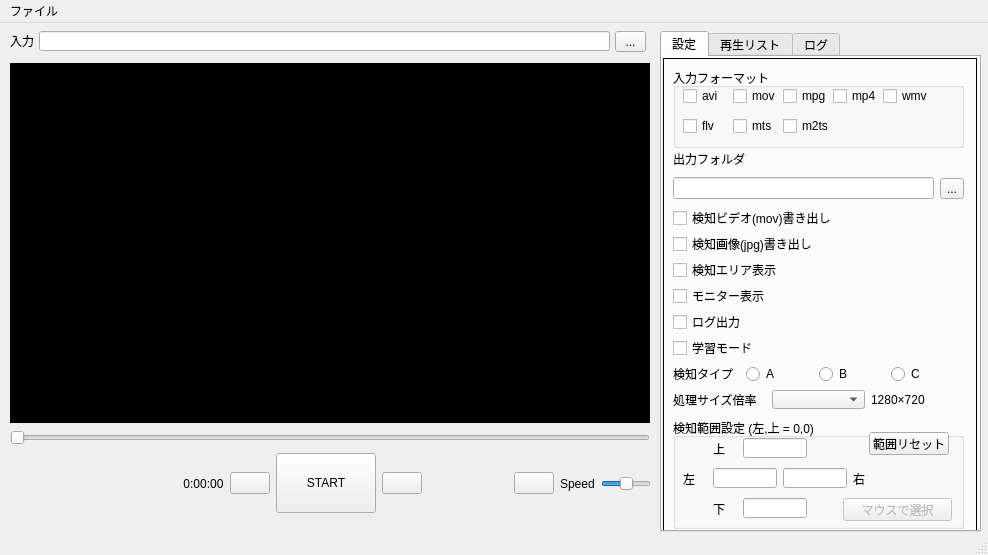
This is video_detectUI.ui in tmizu23/video_detect as Qt 5 draws it before an edit. The edited form follows.
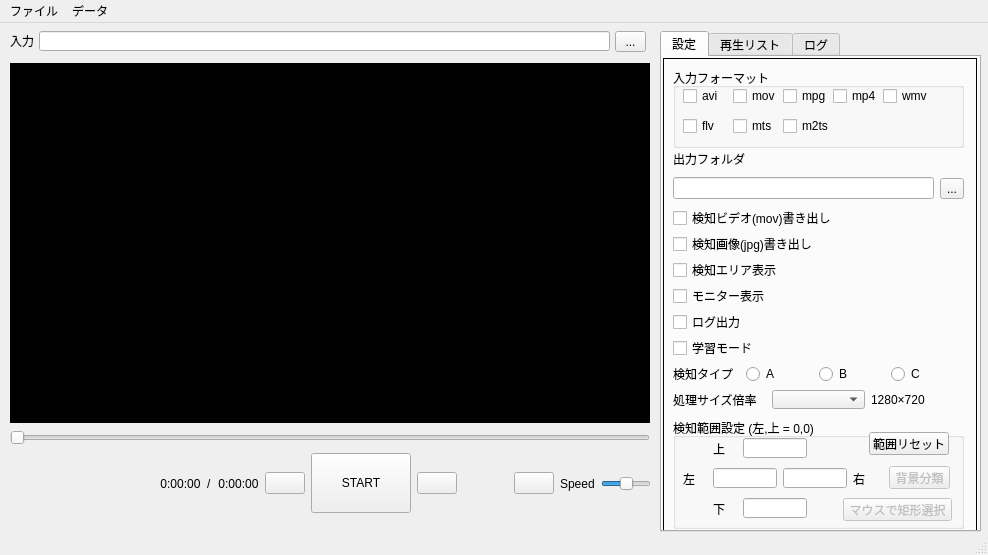
This is the edited form. Icons and pictures are not drawn.

What changed in the file:
```diff
--- a/video_detectUI.ui
+++ b/video_detectUI.ui
@@ -198,7 +198,7 @@
          </rect>
         </property>
         <property name="text">
-         <string>マウスで選択</string>
+         <string>マウスで矩形選択</string>
         </property>
        </widget>
        <widget class="QLineEdit" name="detectionTop_Edit">
@@ -309,6 +309,22 @@
          <string>範囲リセット</string>
         </property>
        </widget>
+       <widget class="QPushButton" name="paintBackground_Button">
+        <property name="enabled">
+         <bool>false</bool>
+        </property>
+        <property name="geometry">
+         <rect>
+          <x>216</x>
+          <y>48</y>
+          <width>61</width>
+          <height>23</height>
+         </rect>
+        </property>
+        <property name="text">
+         <string>背景分類</string>
+        </property>
+       </widget>
       </widget>
       <widget class="QWidget" name="horizontalLayoutWidget">
        <property name="geometry">
@@ -654,22 +670,12 @@
        <property name="orientation">
         <enum>Qt::Horizontal</enum>
        </property>
-       <property name="sizeHint" stdset="0">
-        <size>
-         <width>40</width>
-         <height>20</height>
-        </size>
+       <property name="sizeType">
+        <enum>QSizePolicy::Fixed</enum>
        </property>
-      </spacer>
-     </item>
-     <item>
-      <spacer name="horizontalSpacer_3">
-       <property name="orientation">
-        <enum>Qt::Horizontal</enum>
-       </property>
        <property name="sizeHint" stdset="0">
         <size>
-         <width>40</width>
+         <width>150</width>
          <height>20</height>
         </size>
        </property>
@@ -691,6 +697,29 @@
        </property>
       </widget>
      </item>
+     <item>
+      <widget class="QLabel" name="label_10">
+       <property name="text">
+        <string>/</string>
+       </property>
+      </widget>
+     </item>
+     <item>
+      <widget class="QLabel" name="trackalllabel">
+       <property name="maximumSize">
+        <size>
+         <width>50</width>
+         <height>16777215</height>
+        </size>
+       </property>
+       <property name="text">
+        <string>0:00:00</string>
+       </property>
+       <property name="alignment">
+        <set>Qt::AlignCenter</set>
+       </property>
+      </widget>
+     </item>
      <item>
       <widget class="QPushButton" name="previousvideoButton">
        <property name="toolTip">
@@ -849,7 +878,14 @@
     <addaction name="separator"/>
     <addaction name="actionQuit"/>
    </widget>
+   <widget class="QMenu" name="menu">
+    <property name="title">
+     <string>データ</string>
+    </property>
+    <addaction name="actionAttach_CSV"/>
+   </widget>
    <addaction name="menuFile"/>
+   <addaction name="menu"/>
   </widget>
   <widget class="QStatusBar" name="statusbar"/>
   <action name="actionQuit">
```
Left out of the diff: 20 changed lines with no effect on the pictures.
